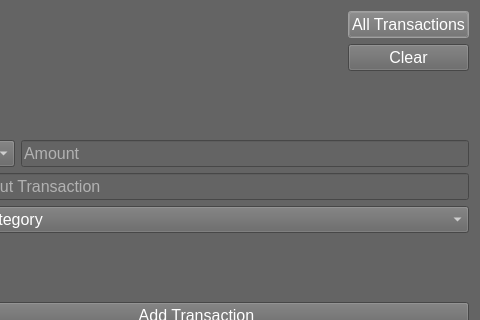
Above: gui/newtransaction_dialog.ui from kkonsw/expense-tracker before the change; both pictures show x 87 to 567 and y 0 to 320 of the 567 by 403 pixel window. Below: the same form after it.
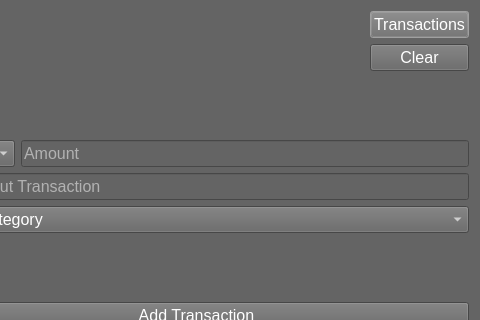
That is the form after the change.

Commit message: Add sorting to Table View

Diff of the .ui file:
```diff
--- a/gui/newtransaction_dialog.ui
+++ b/gui/newtransaction_dialog.ui
@@ -51,7 +51,7 @@
 border-color: rgb(0, 0, 0);</string>
          </property>
          <property name="text">
-          <string>All Transactions</string>
+          <string>Transactions</string>
          </property>
          <property name="flat">
           <bool>false</bool>
```
The commit also changes 1 other file.
